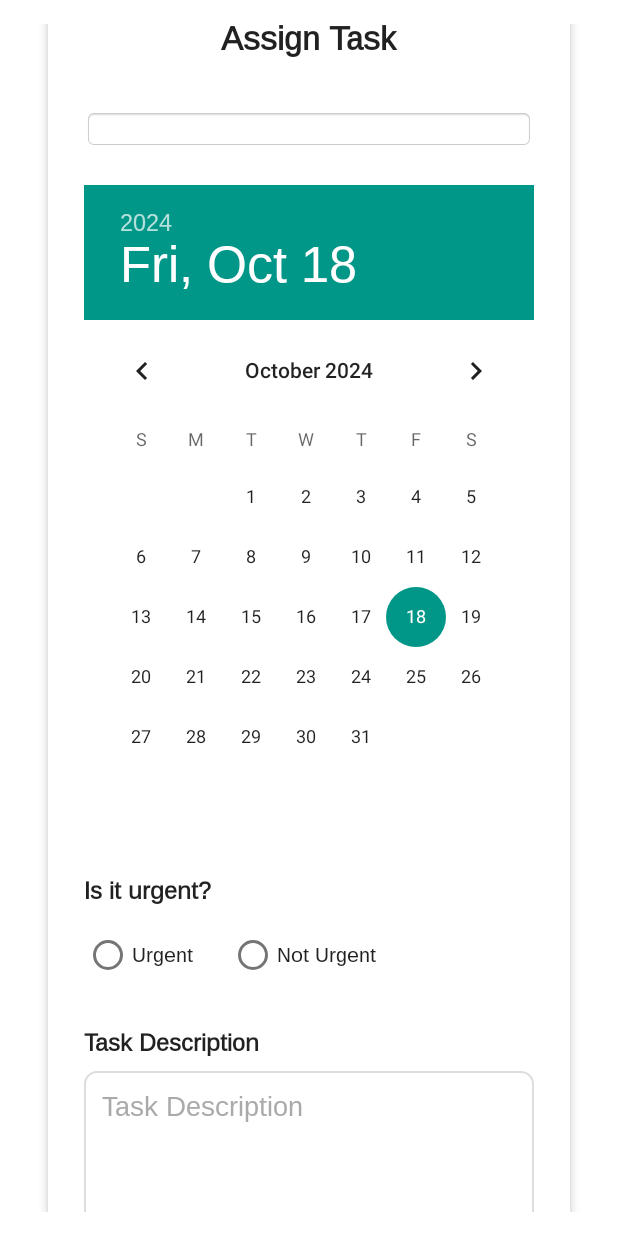
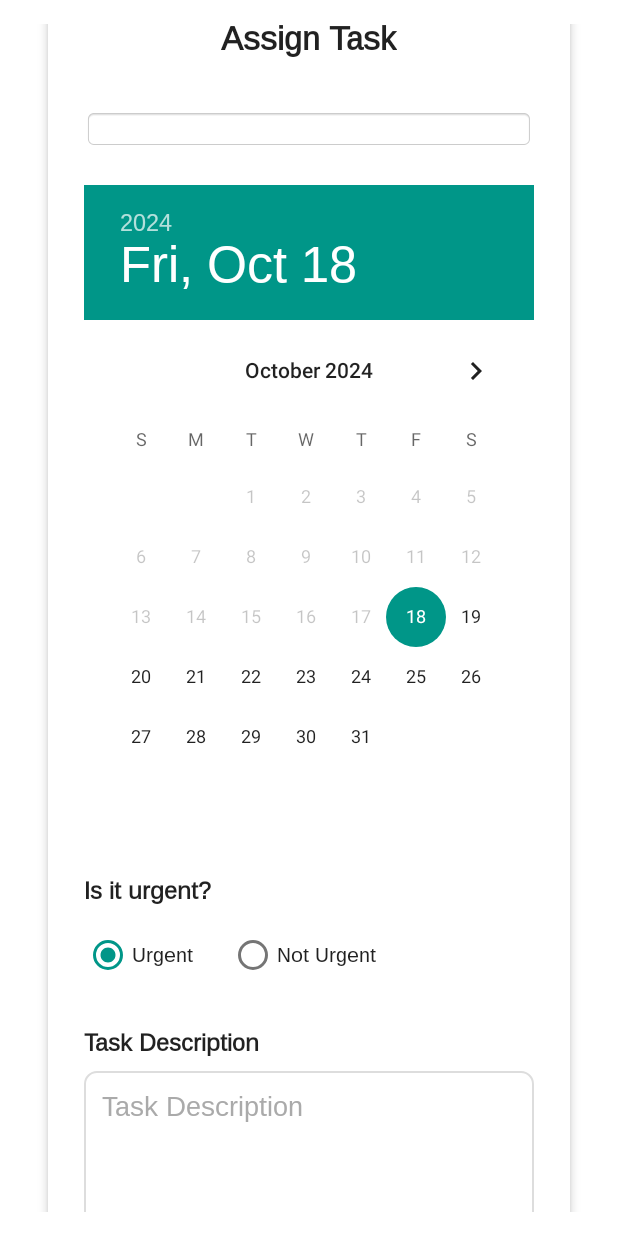
Before and after one commit to Shibsterr/FABLAB_Accounting, an Android app: the fragment TaskAssigningFragment shown on its own in the app's theme, on a phone screen of 412 x 824 dp. Run offline under Robolectric (Android 15) with nearby library versions, the phone set to English and light mode, and no system bars; our stand-ins replace Firebase (no records; nobody signed in at launch, a user with empty details on screens opened directly).

Commit message:
made the calendar in TaskAssigningFragment not let you pick a date earlier then today (So you cant pick yesterday) and made the urgency radio buttons be checked at the start aswell as a check for the description of the task you cant leave it empty anymore

```diff
--- a/app/src/main/java/com/example/fablab/ui/assigning/TaskAssigningFragment.java
+++ b/app/src/main/java/com/example/fablab/ui/assigning/TaskAssigningFragment.java
@@ -26,6 +26,7 @@ import com.google.firebase.database.ValueEventListener;
 
 import java.text.SimpleDateFormat;
 import java.util.ArrayList;
+import java.util.Calendar;
 import java.util.Date;
 import java.util.List;
 import java.util.Locale;
@@ -54,6 +55,10 @@ public class TaskAssigningFragment extends Fragment {
         mAuth = FirebaseAuth.getInstance();
         mDatabase = FirebaseDatabase.getInstance().getReference();
 
+        // Set the minimum date for the DatePicker to today's date
+        Calendar calendar = Calendar.getInstance();
+        datePicker.setMinDate(calendar.getTimeInMillis());
+
         // Initialize spinner with users
         initSpinner();
 
@@ -79,28 +84,21 @@ public class TaskAssigningFragment extends Fragment {
                 for (DataSnapshot userSnapshot : dataSnapshot.getChildren()) {
                     String status = userSnapshot.child("Statuss").getValue(String.class);
 
-                    if("Admin".equals(currentUserStatus)){
-                        // Check if the user is an admin or worker and filter accordingly
-                        if ("Admin".equals(status) || ("Darbinieks".equals(status))) {
-                            // If user is an admin or worker (and not a worker attempting to assign to an admin),
-                            // fetch their full name and add to the list
+                    if ("Admin".equals(currentUserStatus)) {
+                        if ("Admin".equals(status) || "Darbinieks".equals(status)) {
                             String fullName = userSnapshot.child("Vards un uzvards").getValue(String.class);
                             if (fullName != null) {
                                 userList.add(fullName);
                             }
                         }
-                    }else if("Darbinieks".equals(currentUserStatus)){
-                        // Check if the user is an admin or worker and filter accordingly
-                        if (("Darbinieks".equals(status))) {
-                            // If user is an admin or worker (and not a worker attempting to assign to an admin),
-                            // fetch their full name and add to the list
+                    } else if ("Darbinieks".equals(currentUserStatus)) {
+                        if ("Darbinieks".equals(status)) {
                             String fullName = userSnapshot.child("Vards un uzvards").getValue(String.class);
                             if (fullName != null) {
                                 userList.add(fullName);
                             }
                         }
                     }
-
                 }
 
                 // Populate the spinner with the user list
@@ -111,12 +109,10 @@ public class TaskAssigningFragment extends Fragment {
 
             @Override
             public void onCancelled(@NonNull DatabaseError databaseError) {
-                // Handle errors
                 Toast.makeText(getContext(), "Failed to load users: " + databaseError.getMessage(), Toast.LENGTH_SHORT).show();
             }
         });
     }
-
 
     private void assignTask() {
         String selectedUser = spinnerUsers.getSelectedItem().toString();
@@ -129,6 +125,12 @@ public class TaskAssigningFragment extends Fragment {
         String urgency = radioButton.getText().toString();
 
         String description = editTextDescription.getText().toString();
+
+        // Check if the description is empty
+        if (description.trim().isEmpty()) {
+            Toast.makeText(getContext(), "Description cannot be empty", Toast.LENGTH_SHORT).show();
+            return;
+        }
 
         // Get current user's UID
         String currentUserId = mAuth.getCurrentUser().getUid();
@@ -169,7 +171,4 @@ public class TaskAssigningFragment extends Fragment {
             }
         });
     }
-
-
-
 }
--- a/app/src/main/java/com/example/fablab/ui/stockequip/AllEquipmentAdapter.java
+++ b/app/src/main/java/com/example/fablab/ui/stockequip/AllEquipmentAdapter.java
@@ -85,4 +85,3 @@ public class AllEquipmentAdapter extends RecyclerView.Adapter<AllEquipmentAdapte
         }
     }
 }
-//nice
--- a/app/src/main/res/layout/fragment_task_assigning.xml
+++ b/app/src/main/res/layout/fragment_task_assigning.xml
@@ -69,9 +69,10 @@
                 android:id="@+id/radioButtonUrgent"
                 android:layout_width="wrap_content"
                 android:layout_height="wrap_content"
+                android:layout_marginEnd="24dp"
+                android:checked="true"
                 android:text="@string/urgent"
-                android:textColor="?android:textColorPrimary"
-                android:layout_marginEnd="24dp" />
+                android:textColor="?android:textColorPrimary" />
 
             <RadioButton
                 android:id="@+id/radioButtonNotUrgent"
```
Also changed, not shown: app/src/main/java/com/example/fablab/ui/logs/LogsFragment.java (+4 -4 lines).
